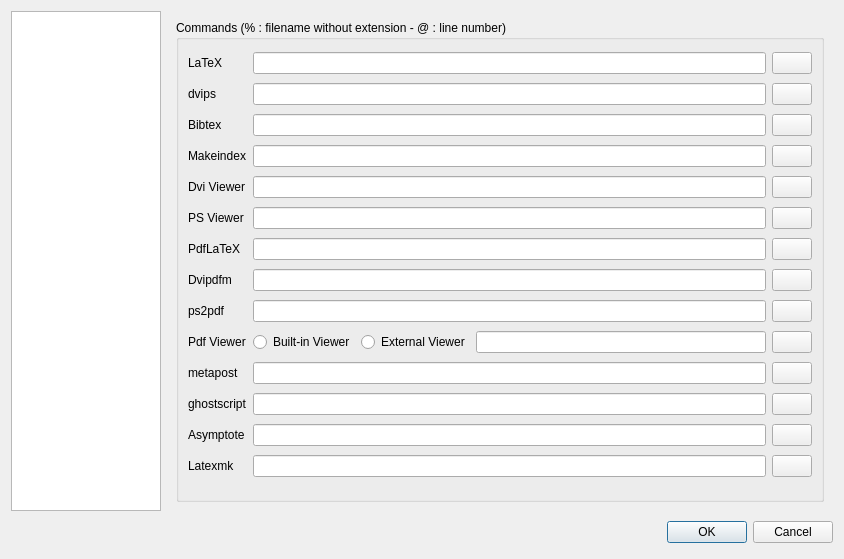
The window that configdialog.ui (srazi/bidiTeXmaker) describes before a commit, drawn with Qt 5.
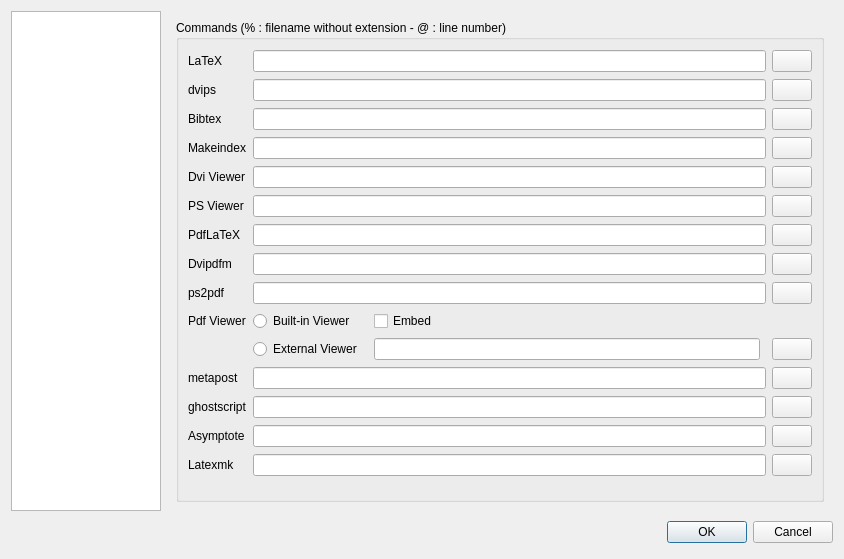
The same window after the commit. Icons and pictures are not drawn.

The edit to the form file:
```diff
--- a/configdialog.ui
+++ b/configdialog.ui
@@ -89,10 +89,10 @@
             </property>
            </widget>
           </item>
-          <item row="0" column="1" colspan="3">
+          <item row="0" column="1" colspan="4">
            <widget class="QLineEdit" name="lineEditLatex"/>
           </item>
-          <item row="0" column="4">
+          <item row="0" column="5">
            <widget class="QPushButton" name="pushButtonLatex">
             <property name="text">
              <string/>
@@ -116,10 +116,10 @@
             </property>
            </widget>
           </item>
-          <item row="1" column="1" colspan="3">
+          <item row="1" column="1" colspan="4">
            <widget class="QLineEdit" name="lineEditDvips"/>
           </item>
-          <item row="1" column="4">
+          <item row="1" column="5">
            <widget class="QPushButton" name="pushButtonDvips">
             <property name="text">
              <string/>
@@ -143,10 +143,10 @@
             </property>
            </widget>
           </item>
-          <item row="2" column="1" colspan="3">
+          <item row="2" column="1" colspan="4">
            <widget class="QLineEdit" name="lineEditBibtex"/>
           </item>
-          <item row="2" column="4">
+          <item row="2" column="5">
            <widget class="QPushButton" name="pushButtonBibtex">
             <property name="text">
              <string/>
@@ -170,10 +170,10 @@
             </property>
            </widget>
           </item>
-          <item row="3" column="1" colspan="3">
+          <item row="3" column="1" colspan="4">
            <widget class="QLineEdit" name="lineEditMakeindex"/>
           </item>
-          <item row="3" column="4">
+          <item row="3" column="5">
            <widget class="QPushButton" name="pushButtonMakeindex">
             <property name="text">
              <string/>
@@ -197,10 +197,10 @@
             </property>
            </widget>
           </item>
-          <item row="4" column="1" colspan="3">
+          <item row="4" column="1" colspan="4">
            <widget class="QLineEdit" name="lineEditDviviewer"/>
           </item>
-          <item row="4" column="4">
+          <item row="4" column="5">
            <widget class="QPushButton" name="pushButtonDviviewer">
             <property name="text">
              <string/>
@@ -224,10 +224,10 @@
             </property>
            </widget>
           </item>
-          <item row="5" column="1" colspan="3">
+          <item row="5" column="1" colspan="4">
            <widget class="QLineEdit" name="lineEditPsviewer"/>
           </item>
-          <item row="5" column="4">
+          <item row="5" column="5">
            <widget class="QPushButton" name="pushButtonPsviewer">
             <property name="text">
              <string/>
@@ -251,10 +251,10 @@
             </property>
            </widget>
           </item>
-          <item row="6" column="1" colspan="3">
+          <item row="6" column="1" colspan="4">
            <widget class="QLineEdit" name="lineEditPdflatex"/>
           </item>
-          <item row="6" column="4">
+          <item row="6" column="5">
            <widget class="QPushButton" name="pushButtonPdflatex">
             <property name="text">
              <string/>
@@ -278,10 +278,10 @@
             </property>
            </widget>
           </item>
-          <item row="7" column="1" colspan="3">
+          <item row="7" column="1" colspan="4">
            <widget class="QLineEdit" name="lineEditDvipdfm"/>
           </item>
-          <item row="7" column="4">
+          <item row="7" column="5">
            <widget class="QPushButton" name="pushButtonDvipdfm">
             <property name="text">
              <string/>
@@ -305,10 +305,10 @@
             </property>
            </widget>
           </item>
-          <item row="8" column="1" colspan="3">
+          <item row="8" column="1" colspan="4">
            <widget class="QLineEdit" name="lineEditPs2pdf"/>
           </item>
-          <item row="8" column="4">
+          <item row="8" column="5">
            <widget class="QPushButton" name="pushButtonPs2pdf">
             <property name="text">
              <string/>
@@ -345,57 +345,17 @@
             </property>
            </widget>
           </item>
-          <item row="9" column="2">
-           <widget class="QRadioButton" name="radioButtonExternalPdfViewer">
-            <property name="sizePolicy">
-             <sizepolicy hsizetype="Fixed" vsizetype="Fixed">
-              <horstretch>0</horstretch>
-              <verstretch>0</verstretch>
-             </sizepolicy>
-            </property>
-            <property name="text">
-             <string>External Viewer</string>
-            </property>
-           </widget>
-          </item>
-          <item row="9" column="3">
-           <widget class="QLineEdit" name="lineEditPdfviewer">
-            <property name="minimumSize">
-             <size>
-              <width>0</width>
-              <height>20</height>
-             </size>
-            </property>
-           </widget>
-          </item>
-          <item row="9" column="4">
-           <widget class="QPushButton" name="pushButtonPdfviewer">
-            <property name="text">
-             <string/>
-            </property>
-            <property name="icon">
-             <iconset resource="texmaker.qrc">
-              <normaloff>:/images/fileopen.png</normaloff>:/images/fileopen.png</iconset>
-            </property>
-            <property name="iconSize">
-             <size>
-              <width>16</width>
-              <height>16</height>
-             </size>
-            </property>
-           </widget>
-          </item>
-          <item row="10" column="0">
+          <item row="11" column="0">
            <widget class="QLabel" name="labelMetapost">
             <property name="text">
              <string>metapost</string>
             </property>
            </widget>
           </item>
-          <item row="10" column="1" colspan="3">
+          <item row="11" column="1" colspan="4">
            <widget class="QLineEdit" name="lineEditMetapost"/>
           </item>
-          <item row="10" column="4">
+          <item row="11" column="5">
            <widget class="QPushButton" name="pushButtonMetapost">
             <property name="text">
              <string/>
@@ -412,17 +372,17 @@
             </property>
            </widget>
           </item>
-          <item row="11" column="0">
+          <item row="12" column="0">
            <widget class="QLabel" name="labelGhostscript">
             <property name="text">
              <string>ghostscript</string>
             </property>
            </widget>
           </item>
-          <item row="11" column="1" colspan="3">
+          <item row="12" column="1" colspan="4">
            <widget class="QLineEdit" name="lineEditGhostscript"/>
           </item>
-          <item row="11" column="4">
+          <item row="12" column="5">
            <widget class="QPushButton" name="pushButtonGhostscript">
             <property name="text">
              <string/>
@@ -439,17 +399,17 @@
             </property>
            </widget>
           </item>
-          <item row="12" column="0">
+          <item row="13" column="0">
            <widget class="QLabel" name="labelAsymptote">
             <property name="text">
              <string>Asymptote</string>
             </property>
            </widget>
           </item>
-          <item row="12" column="1" colspan="3">
+          <item row="13" column="1" colspan="4">
            <widget class="QLineEdit" name="lineEditAsymptote"/>
           </item>
-          <item row="12" column="4">
+          <item row="13" column="5">
            <widget class="QPushButton" name="pushButtonAsymptote">
             <property name="text">
              <string/>
@@ -466,17 +426,17 @@
             </property>
            </widget>
           </item>
-          <item row="13" column="0">
+          <item row="14" column="0">
            <widget class="QLabel" name="labelLatexmk">
             <property name="text">
              <string>Latexmk</string>
             </property>
            </widget>
           </item>
-          <item row="13" column="1" colspan="3">
+          <item row="14" column="1" colspan="4">
            <widget class="QLineEdit" name="lineEditLatexmk"/>
           </item>
-          <item row="13" column="4">
+          <item row="14" column="5">
            <widget class="QPushButton" name="pushButtonLatexmk">
             <property name="text">
              <string/>
@@ -493,6 +453,53 @@
             </property>
            </widget>
           </item>
+          <item row="10" column="1">
+           <widget class="QRadioButton" name="radioButtonExternalPdfViewer">
+            <property name="sizePolicy">
+             <sizepolicy hsizetype="Fixed" vsizetype="Fixed">
+              <horstretch>0</horstretch>
+              <verstretch>0</verstretch>
+             </sizepolicy>
+            </property>
+            <property name="text">
+             <string>External Viewer</string>
+            </property>
+           </widget>
+          </item>
+          <item row="10" column="3">
+           <widget class="QLineEdit" name="lineEditPdfviewer">
+            <property name="minimumSize">
+             <size>
+              <width>0</width>
+              <height>20</height>
+             </size>
+            </property>
+           </widget>
+          </item>
+          <item row="10" column="5">
+           <widget class="QPushButton" name="pushButtonPdfviewer">
+            <property name="text">
+             <string/>
+            </property>
+            <property name="icon">
+             <iconset resource="texmaker.qrc">
+              <normaloff>:/images/fileopen.png</normaloff>:/images/fileopen.png</iconset>
+            </property>
+            <property name="iconSize">
+             <size>
+              <width>16</width>
+              <height>16</height>
+             </size>
+            </property>
+           </widget>
+          </item>
+          <item row="9" column="3">
+           <widget class="QCheckBox" name="checkBoxInternalPdfViewEmbed">
+            <property name="text">
+             <string>Embed</string>
+            </property>
+           </widget>
+          </item>
          </layout>
         </widget>
        </item>
```
Left out of the diff: 19 changed lines with no effect on the pictures.
